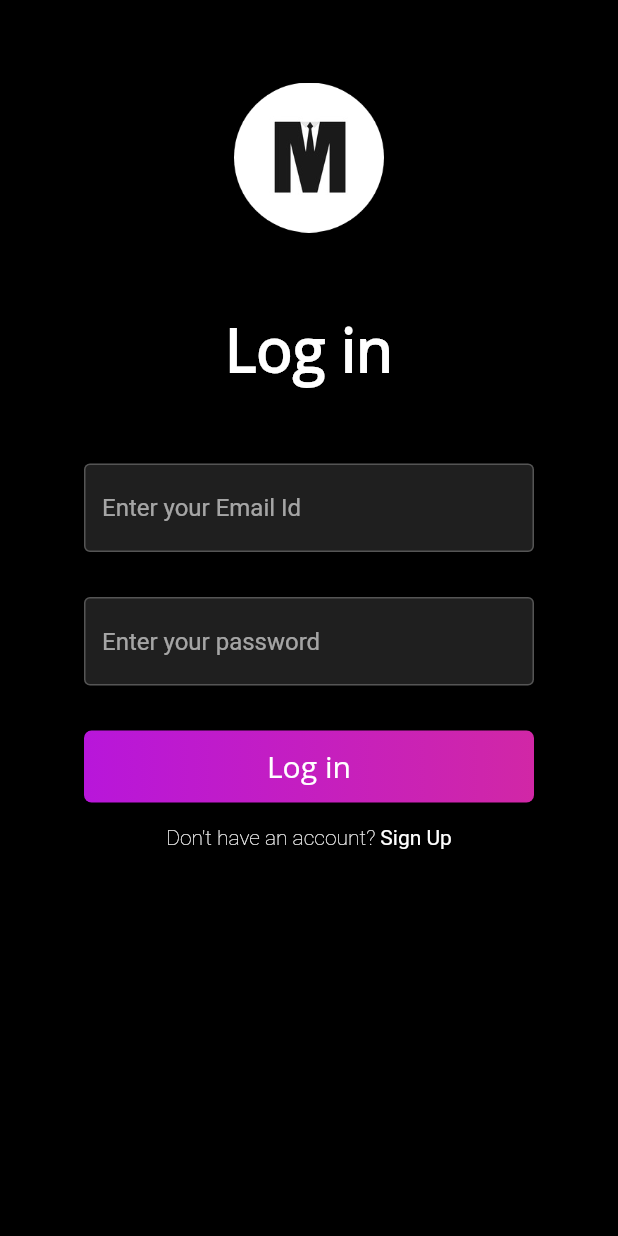
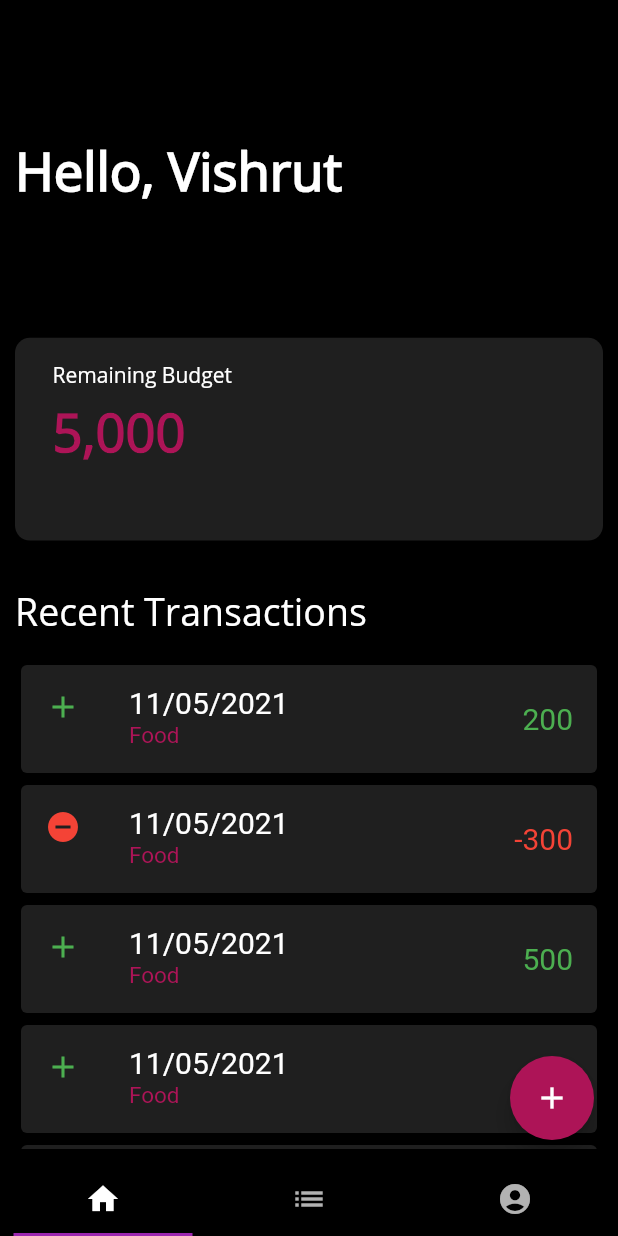
Before and after one commit to devangrajarora/MoneyManager-App, a Flutter app: the MyLoginPage screen opened directly, after a tap on "Log in", on a phone screen of 412 x 824 dp. Run offline on Flutter 3.47's test engine with Material 2 defaults, Android fonts, the phone set to English and light mode, and no system bars; our stand-ins replace modal_bottom_sheet.

Commit message:
Home Screen and Tabs

```diff
--- /dev/null
+++ b/lib/datepicker.dart
@@ -0,0 +1 @@
+import 'package:flutter/material.dart';
--- /dev/null
+++ b/lib/hometab.dart
@@ -0,0 +1,111 @@
+import 'package:flutter/cupertino.dart';
+import 'package:flutter/material.dart';
+import 'package:money_manager/constants.dart';
+
+var values = [200, -300, 500, 100, 600, -750, 900, 1000];
+
+Widget HomeTab() {
+  return Padding(
+    padding: const EdgeInsets.all(10.0),
+    child: Column(
+      crossAxisAlignment: CrossAxisAlignment.start,
+      children: [
+        verticalBoxLarge,
+        verticalBoxExtra,
+        Expanded(
+            child: Text(
+          'Hello, Vishrut',
+          style: TextStyle(
+              color: Colors.white,
+              fontFamily: 'OpenSans',
+              fontSize: 35.0,
+              fontWeight: FontWeight.bold),
+        )),
+        Expanded(
+            child: Container(
+                width: double.infinity,
+                decoration: BoxDecoration(
+                  color: Colors.white12,
+                  borderRadius: BorderRadius.circular(10.0),
+                ),
+                child: Column(
+                  crossAxisAlignment: CrossAxisAlignment.start,
+                  children: [
+                    verticalBoxSmall,
+                    Row(
+                      children: [
+                        SizedBox(width: 25.0),
+                        Text(
+                          'Remaining Budget',
+                          style: TextStyle(
+                              fontFamily: 'OpenSans', color: Colors.white),
+                        ),
+                      ],
+                    ),
+                    SizedBox(height: 5.0),
+                    Row(
+                      children: [
+                        SizedBox(width: 25.0),
+                        Text(
+                          '5,000',
+                          style: TextStyle(
+                              fontFamily: 'OpenSans',
+                              color: Colors.pink.shade800,
+                              fontSize: 35.0,
+                              fontWeight: FontWeight.bold),
+                        ),
+                      ],
+                    )
+                  ],
+                ))),
+        Expanded(
+          flex: 3,
+          child: Container(
+            child: Column(
+              crossAxisAlignment: CrossAxisAlignment.start,
+              children: [
+                verticalBoxLarge,
+                Text(
+                  'Recent Transactions',
+                  style: TextStyle(
+                      color: Colors.white,
+                      fontFamily: 'OpenSans',
+                      fontSize: 25.0),
+                ),
+                verticalBoxSmall,
+                Expanded(
+                  child: ListView.builder(
+                      shrinkWrap: true,
+                      itemBuilder: (context, index) {
+                        return Card(
+                          color: Colors.white12,
+                          child: ListTile(
+                            leading: values[index].toInt() < 0
+                                ? Icon(Icons.remove_circle, color: Colors.red)
+                                : Icon(Icons.add, color: Colors.green),
+                            title: Text('11/05/2021',
+                                style: TextStyle(
+                                    color: Colors.white, fontSize: 20.0)),
+                            subtitle: Text('Food',
+                                style: TextStyle(
+                                    color: Colors.pink.shade800,
+                                    fontSize: 15.0)),
+                            trailing: Text(values[index].toString(),
+                                style: TextStyle(
+                                    fontSize: 20.0,
+                                    color: values[index].toInt() > 0
+                                        ? Colors.green
+                                        : Colors.red)),
+                          ),
+                        );
+                      },
+                      itemCount: values.length),
+                )
+              ],
+            ),
+          ),
+        )
+      ],
+    ),
+  );
+}
--- /dev/null
+++ b/lib/landingscreen.dart
@@ -0,0 +1,144 @@
+import 'package:flutter/material.dart';
+import 'package:money_manager/constants.dart';
+import 'package:money_manager/hometab.dart';
+import 'package:modal_bottom_sheet/modal_bottom_sheet.dart';
+
+class LandingScreen extends StatefulWidget {
+  @override
+  _LandingScreenState createState() => _LandingScreenState();
+}
+
+class _LandingScreenState extends State<LandingScreen> {
+  @override
+  Widget build(BuildContext context) {
+    return MaterialApp(
+      home: DefaultTabController(
+        length: 3,
+        child: Scaffold(
+          resizeToAvoidBottomInset: false,
+          backgroundColor: Colors.black,
+          bottomNavigationBar: menu(),
+          floatingActionButton: FloatingActionButton(
+              foregroundColor: Colors.white,
+              backgroundColor: Colors.pink.shade800,
+              child: Icon(Icons.add),
+              onPressed: () {
+                showModalBottomSheet(
+                    isScrollControlled: true,
+                    backgroundColor: Colors.transparent,
+                    context: context,
+                    builder: (BuildContext context) {
+                      return bottomSheet(context);
+                    });
+              }),
+          body: TabBarView(children: [
+            HomeTab(),
+            Container(
+                child: Center(
+              child: Text(
+                'Graphs',
+                style: TextStyle(color: Colors.white),
+              ),
+            )),
+            Container(
+                child: Center(
+              child: Text(
+                'Account',
+                style: TextStyle(color: Colors.white),
+              ),
+            )),
+          ]),
+        ),
+      ),
+    );
+  }
+}
+
+Widget menu() {
+  return Container(
+    child: TabBar(
+        indicator: UnderlineTabIndicator(
+            borderSide: BorderSide(color: Colors.purple, width: 2.0),
+            insets: EdgeInsets.only(left: 9.0, right: 9.0)),
+        tabs: [
+          Tab(icon: Icon(Icons.home)),
+          Tab(icon: Icon(Icons.list)),
+          Tab(
+            icon: Icon(Icons.account_circle),
+          )
+        ]),
+  );
+}
+
+Widget bottomSheet(BuildContext context) {
+  var textcontroller = TextEditingController();
+
+  return Container(
+    //height: 700.0,
+    decoration: BoxDecoration(
+        color: Colors.black,
+        borderRadius: BorderRadius.circular(10.0),
+        border: Border.all(color: Colors.white12, width: 3.0)),
+    child: Padding(
+      padding: const EdgeInsets.all(15.0),
+      child: Column(
+        crossAxisAlignment: CrossAxisAlignment.start,
+        children: [
+          SizedBox(height: 15.0),
+          Text('Add Transaction',
+              style: TextStyle(
+                  fontFamily: 'OpenSans', color: Colors.white, fontSize: 25.0)),
+          verticalBoxLarge,
+          Container(
+            width: 300.0,
+            decoration:
+                BoxDecoration(borderRadius: BorderRadius.circular(25.0)),
+            child: TextField(
+              keyboardType: TextInputType.numberWithOptions(decimal: true),
+              style: TextStyle(color: Colors.white),
+              decoration: kTextFieldDecoration,
+            ),
+          ),
+          verticalBoxLarge,
+          Container(
+            width: 300.0,
+            child: TextField(
+              controller: textcontroller,
+              style: TextStyle(color: Colors.white),
+              decoration: InputDecoration(
+                filled: true,
+                fillColor: Colors.white12,
+                helperText: 'Enter Date of Transaction',
+                helperStyle: TextStyle(color: Colors.white),
+                hintText: 'Enter Date',
+                hintStyle: TextStyle(color: Colors.white),
+                enabledBorder: OutlineInputBorder(
+                    borderSide: BorderSide(color: Colors.white24)),
+                focusedBorder: OutlineInputBorder(
+                    borderSide: BorderSide(color: Colors.purple)),
+              ),
+              onTap: () {
+                _selectDate(context);
+                String dateString =
+                    "${selectedDate.year.toString()}-${selectedDate.month.toString().padLeft(2, '0')}-${selectedDate.day.toString().padLeft(2, '0')}";
+                textcontroller.text = dateString;
+              },
+            ),
+          ),
+          verticalBoxLarge,
+        ],
+      ),
+    ),
+  );
+}
+
+DateTime selectedDate = DateTime.now();
+_selectDate(BuildContext context) async {
+  final DateTime picked = await showDatePicker(
+    context: context,
+    initialDate: selectedDate,
+    firstDate: DateTime(2000),
+    lastDate: DateTime(2021),
+  );
+  if (picked != null && picked != selectedDate) selectedDate = picked;
+}
--- a/lib/login_page.dart
+++ b/lib/login_page.dart
@@ -3,6 +3,7 @@ import 'package:flutter/gestures.dart';
 import 'package:flutter/material.dart';
 import 'package:money_manager/constants.dart';
 import 'package:money_manager/register_page.dart';
+import 'package:money_manager/landingscreen.dart';
 
 class MyLoginPage extends StatefulWidget {
   @override
@@ -44,6 +45,7 @@ class _MyLoginPageState extends State<MyLoginPage> {
                   decoration:
                       BoxDecoration(borderRadius: BorderRadius.circular(25.0)),
                   child: TextField(
+                    keyboardType: TextInputType.emailAddress,
                     style: TextStyle(color: Colors.white),
                     decoration: InputDecoration(
                       filled: true,
@@ -91,7 +93,13 @@ class _MyLoginPageState extends State<MyLoginPage> {
                           end: Alignment.topRight,
                           colors: [Color(0xFFB816DA), Color(0xFFD127A6)])),
                   child: FlatButton(
-                      onPressed: () {},
+                      onPressed: () {
+                        Navigator.push(
+                          context,
+                          MaterialPageRoute(
+                              builder: (context) => LandingScreen()),
+                        );
+                      },
                       child: Center(
                         child: Text(
                           'Log in',
--- a/lib/register_page.dart
+++ b/lib/register_page.dart
@@ -65,6 +65,7 @@ class _MyRegisterPageState extends State<MyRegisterPage> {
                   decoration:
                       BoxDecoration(borderRadius: BorderRadius.circular(25.0)),
                   child: TextField(
+                    keyboardType: TextInputType.emailAddress,
                     style: TextStyle(color: Colors.white),
                     decoration: InputDecoration(
                       filled: true,
--- a/pubspec.yaml
+++ b/pubspec.yaml
@@ -28,7 +28,7 @@ dependencies:
   # The following adds the Cupertino Icons font to your application.
   # Use with the CupertinoIcons class for iOS style icons.
   cupertino_icons: ^1.0.0
-  gradient_input_border: ^1.0.0
+  modal_bottom_sheet: ^2.0.0
 
 dev_dependencies:
   flutter_test:
```
Also changed, not shown: lib/constants.dart (+15 -0 lines), pubspec.lock.
